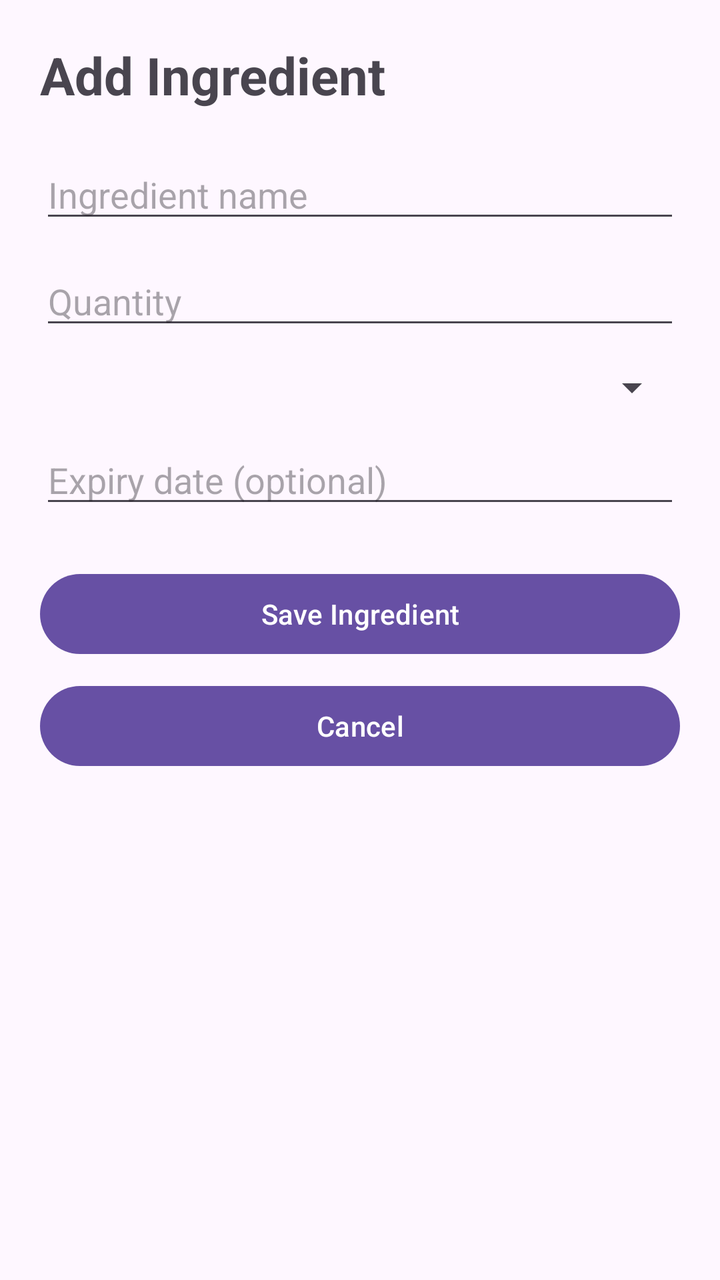
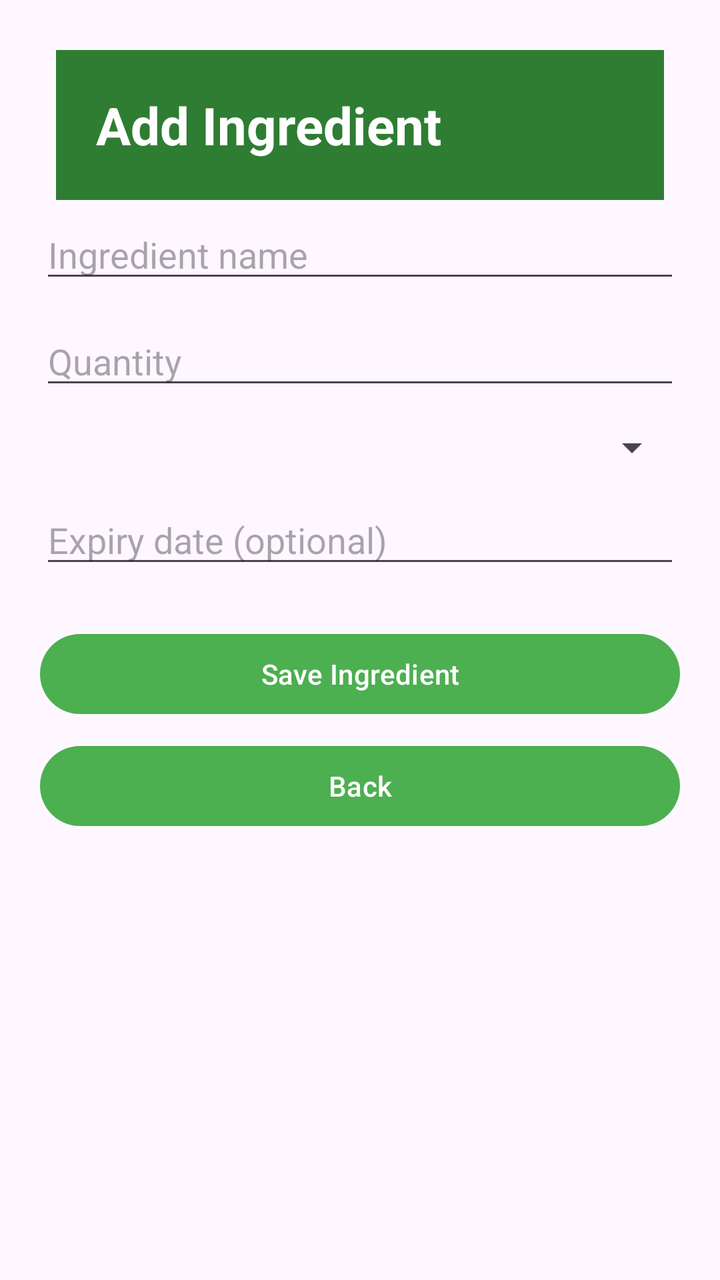

Before-and-after screenshots of an Android layout around one commit, followed by the original layout XML and the change that was made.
<!-- AndroidManifest.xml: application theme Theme.SmartPantryManager -->
<!-- res/layout/activity_add_edit_ingredient.xml -->
<?xml version="1.0" encoding="utf-8"?>
<ScrollView xmlns:android="http://schemas.android.com/apk/res/android"
    android:layout_width="match_parent"
    android:layout_height="match_parent"
    android:fitsSystemWindows="true">

    <LinearLayout
        android:layout_width="match_parent"
        android:layout_height="wrap_content"
        android:orientation="vertical"
        android:padding="20dp">

        
        <TextView
            android:id="@+id/formTitle"
            android:layout_width="match_parent"
            android:layout_height="wrap_content"
            android:text="Add Ingredient"
            android:textSize="26sp"
            android:textStyle="bold"
            android:layout_marginBottom="20dp" />

        
        <EditText
            android:id="@+id/ingredientNameEditText"
            android:layout_width="match_parent"
            android:layout_height="wrap_content"
            android:hint="Ingredient name"
            android:inputType="textCapSentences" />

        
        <EditText
            android:id="@+id/quantityEditText"
            android:layout_width="match_parent"
            android:layout_height="wrap_content"
            android:hint="Quantity"
            android:inputType="numberDecimal"
            android:layout_marginTop="12dp" />

        
        <Spinner
            android:id="@+id/unitSpinner"
            android:layout_width="match_parent"
            android:layout_height="wrap_content"
            android:layout_marginTop="12dp" />

        
        <EditText
            android:id="@+id/expiryDateEditText"
            android:layout_width="match_parent"
            android:layout_height="wrap_content"
            android:hint="Expiry date (optional)"
            android:focusable="false"
            android:clickable="true"
            android:layout_marginTop="12dp" />

        
        <Button
            android:id="@+id/saveIngredientButton"
            android:layout_width="match_parent"
            android:layout_height="wrap_content"
            android:text="Save Ingredient"
            android:layout_marginTop="24dp" />

        
        <Button
            android:id="@+id/cancelButton"
            android:layout_width="match_parent"
            android:layout_height="wrap_content"
            android:text="Cancel"
            android:layout_marginTop="8dp" />

    </LinearLayout>

</ScrollView>
<!-- resources referenced by this layout -->
<resources>
  <style name="Theme.SmartPantryManager" parent="Base.Theme.SmartPantryManager" />
  <style name="Base.Theme.SmartPantryManager" parent="Theme.Material3.DayNight.NoActionBar">
          
          
      </style>
</resources>

<!-- the commit's change to res/layout/activity_add_edit_ingredient.xml (unified diff, before → after) -->
@@ -16,9 +16,10 @@
             android:layout_width="match_parent"
             android:layout_height="wrap_content"
             android:text="Add Ingredient"
-            android:textSize="26sp"
-            android:textStyle="bold"
-            android:layout_marginBottom="20dp" />
+            style="@style/ScreenHeading" />
+
+
+
 
         
         <EditText
@@ -64,10 +65,10 @@
 
         
         <Button
-            android:id="@+id/cancelButton"
+            android:id="@+id/backButton"
             android:layout_width="match_parent"
             android:layout_height="wrap_content"
-            android:text="Cancel"
+            android:text="Back"
             android:layout_marginTop="8dp" />
 
     </LinearLayout>
<!-- resource entries referenced after the edit -->
@@ -1,9 +1,27 @@
 <!-- resources referenced by this layout -->
 <resources>
+  <style name="ScreenHeading">
+          <item name="android:layout_width">match_parent</item>
+          <item name="android:layout_height">wrap_content</item>
+          <item name="android:textSize">26sp</item>
+          <item name="android:textStyle">bold</item>
+          <item name="android:padding">20dp</item>
+          <item name="android:textColor">@color/app_button_text</item>
+          <item name="android:background">@color/app_heading</item>
+          <item name="android:layout_marginTop">5dp</item>
+          <item name="android:layout_marginBottom">5dp</item>
+          <item name="android:layout_marginLeft">8dp</item>
+          <item name="android:layout_marginRight">8dp</item>
+      </style>
   <style name="Theme.SmartPantryManager" parent="Base.Theme.SmartPantryManager" />
+  <color name="app_button_text">#FFFFFFFF</color>
+  <color name="app_heading">#2E7D32</color>
   <style name="Base.Theme.SmartPantryManager" parent="Theme.Material3.DayNight.NoActionBar">
-          
-          
+  
+          <item name="colorPrimary">@color/app_primary</item>
+          <item name="colorSecondary">@color/app_primary</item>
+  
       </style>
+  <color name="app_primary">#4CAF50</color>
 </resources>
 
